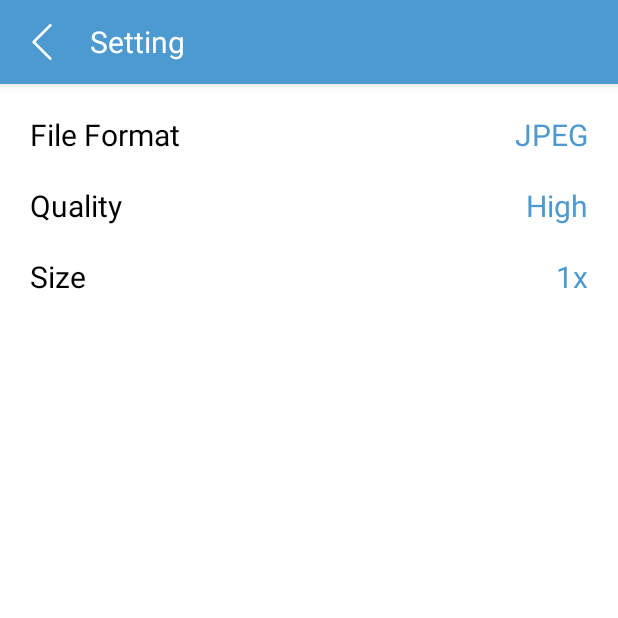
After one commit to trantuan2703/demoImageConverter, an Android app: the SettingActivity screen opened directly, with no data from a screen before it, on a phone screen of 412 x 824 dp, the top half of it. The commit adds this screen. Run offline under Robolectric (Android 15) with nearby library versions, the phone set to English and light mode, and no system bars.

Commit message:
Second Commit(Setting Activity)

```diff
--- a/app/src/main/java/com/example/demoimagesconveter/common/BaseActivity.java
+++ b/app/src/main/java/com/example/demoimagesconveter/common/BaseActivity.java
@@ -5,6 +5,7 @@ import android.widget.Toast;
 import androidx.appcompat.app.AppCompatActivity;
 
 public class BaseActivity extends AppCompatActivity {
+
     public void showtoast(String s){
         Toast.makeText(this, ""+s, Toast.LENGTH_SHORT).show();
     }
--- a/app/src/main/java/com/example/demoimagesconveter/view/AutomaticallyFragment.java
+++ b/app/src/main/java/com/example/demoimagesconveter/view/Capture/AutomaticallyFragment.java
@@ -1,4 +1,4 @@
-package com.example.demoimagesconveter.view;
+package com.example.demoimagesconveter.view.Capture;
 
 import android.os.Bundle;
 
--- a/app/src/main/java/com/example/demoimagesconveter/view/ChooseVideoActivity.java
+++ b/app/src/main/java/com/example/demoimagesconveter/view/Capture/ChooseVideoActivity.java
@@ -1,4 +1,4 @@
-package com.example.demoimagesconveter.view;
+package com.example.demoimagesconveter.view.Capture;
 
 import android.content.Intent;
 import android.media.MediaMetadataRetriever;
--- a/app/src/main/java/com/example/demoimagesconveter/view/OpenVideoFolders.java
+++ b/app/src/main/java/com/example/demoimagesconveter/view/Capture/OpenVideoFolders.java
@@ -1,4 +1,4 @@
-package com.example.demoimagesconveter.view;
+package com.example.demoimagesconveter.view.Capture;
 
 import android.content.Intent;
 import android.database.Cursor;
@@ -14,6 +14,7 @@ import com.example.demoimagesconveter.R;
 import com.example.demoimagesconveter.adapter.FolderAdapter;
 import com.example.demoimagesconveter.common.BaseActivity;
 import com.example.demoimagesconveter.model.modelFolder;
+import com.example.demoimagesconveter.view.MainActivity;
 
 import java.util.ArrayList;
 
@@ -33,7 +34,7 @@ public class OpenVideoFolders extends BaseActivity implements FolderAdapter.onFo
 
     private void registerevent() {
         imvBack.setOnClickListener(view -> {
-            Intent intent = new Intent(OpenVideoFolders.this,MainActivity.class);
+            Intent intent = new Intent(OpenVideoFolders.this, MainActivity.class);
             startActivity(intent);
         });
     }
--- a/app/src/main/java/com/example/demoimagesconveter/view/QuickCaptureFragment.java
+++ b/app/src/main/java/com/example/demoimagesconveter/view/Capture/QuickCaptureFragment.java
@@ -1,4 +1,4 @@
-package com.example.demoimagesconveter.view;
+package com.example.demoimagesconveter.view.Capture;
 
 import android.os.Bundle;
 
--- /dev/null
+++ b/app/src/main/java/com/example/demoimagesconveter/view/Setting/SettingActivity.java
@@ -0,0 +1,187 @@
+package com.example.demoimagesconveter.view.Setting;
+
+import android.annotation.SuppressLint;
+import android.app.Dialog;
+import android.content.Intent;
+import android.content.SharedPreferences;
+import android.os.Bundle;
+import android.util.Log;
+import android.widget.ImageView;
+import android.widget.RadioButton;
+import android.widget.RadioGroup;
+import android.widget.TextView;
+
+import com.example.demoimagesconveter.R;
+import com.example.demoimagesconveter.common.BaseActivity;
+import com.example.demoimagesconveter.view.MainActivity;
+
+import java.util.ArrayList;
+
+public class SettingActivity extends BaseActivity {
+    public static final String KEY_SHARED_PREFERENCE="KEY_SHARED_PREFERENCE";
+    public static final String KEY_SHARED_PREFERENCE_TYPE_FORMAT="TYPE_FORMAT";
+    public static final String KEY_SHARED_PREFERENCE_QUALITY="QUALITY";
+    public static final String KEY_SHARED_PREFERENCE_SIZE="SIZE";
+
+    ImageView imvBack;
+    TextView tvFileFormat,tvQuality,tvSize;
+    SharedPreferences preferences;
+    String yourTypeFormat, yourQuality, yourSize;
+    ArrayList<RadioButton> buttons = new ArrayList<>();
+
+    @Override
+    protected void onCreate(Bundle savedInstanceState) {
+        super.onCreate(savedInstanceState);
+        setContentView(R.layout.activity_setting);
+        init();
+        registerEvent();
+    }
+
+    @SuppressLint("NonConstantResourceId")
+    private void openFileFormatSetting() {
+        Dialog dialog = new Dialog(this);
+        dialog.setContentView(R.layout.dialog_file_format);
+        dialog.show();
+        RadioGroup rgChange = dialog.findViewById(R.id.rg_setting_change);
+        RadioButton rbJpeg= dialog.findViewById(R.id.rb_jpeg);
+        RadioButton rbPng = dialog.findViewById(R.id.rb_png);
+        ImageView imvCheck = dialog.findViewById(R.id.imv_dialog_file_format_check);
+        ImageView imvClose = dialog.findViewById(R.id.imv_dialog_file_format_close);
+
+        buttons.add(rbJpeg);buttons.add(rbPng);
+        fetchDialogView(new String[]{"JPEG","PNG"},buttons,yourTypeFormat);
+        imvClose.setOnClickListener(view -> dialog.dismiss());
+        rgChange.setOnCheckedChangeListener((radioGroup, i) -> {
+            switch (i){
+                case R.id.rb_jpeg:
+                    yourTypeFormat="JPEG";
+                    break;
+                case R.id.rb_png:
+                    yourTypeFormat="PNG";
+                    break;
+            }
+        });
+        imvCheck.setOnClickListener(view -> SaveYourData(KEY_SHARED_PREFERENCE_TYPE_FORMAT,yourTypeFormat,tvFileFormat,dialog));
+    }
+
+    private void fetchDialogView(String[] buttonTexts, ArrayList<RadioButton> buttons,String s) {
+        for (int i = 0; i < buttonTexts.length; i++) {
+            if (s.equals(buttonTexts[i])){
+                buttons.get(i).setChecked(true);
+                break;
+            }
+        }
+        buttons.clear();
+    }
+
+    private void registerEvent() {
+        imvBack.setOnClickListener(view -> {
+            Intent intent = new Intent(SettingActivity.this, MainActivity.class);
+            startActivity(intent);
+        });
+        tvFileFormat.setOnClickListener(view -> openFileFormatSetting());
+        tvQuality.setOnClickListener(view -> openQualityDialog());
+        tvSize.setOnClickListener(view -> openSizeDialog());
+    }
+
+    @SuppressLint("NonConstantResourceId")
+    private void openSizeDialog() {
+        Dialog dialog = new Dialog(this);
+        dialog.setContentView(R.layout.dialog_size);
+        dialog.show();
+        RadioGroup rgChange = dialog.findViewById(R.id.rg_size_change);
+        RadioButton rb05x = dialog.findViewById(R.id.rb_05x);
+        RadioButton rb1x = dialog.findViewById(R.id.rb_1x);
+        RadioButton rb15x = dialog.findViewById(R.id.rb_15x);
+        RadioButton rb2x = dialog.findViewById(R.id.rb_2x);
+        RadioButton rb3x = dialog.findViewById(R.id.rb_3x);
+        ImageView imvClose = dialog.findViewById(R.id.imv_dialog_size_close);
+        ImageView imvCheck = dialog.findViewById(R.id.imv_dialog_size_check);
+        buttons.add(rb05x);buttons.add(rb1x);buttons.add(rb15x);buttons.add(rb2x);buttons.add(rb3x);
+        fetchDialogView(new String[]{"0.5x","1x","1.5x","2x","3x"},buttons,yourSize);
+        imvClose.setOnClickListener(view -> dialog.dismiss());
+        rgChange.setOnCheckedChangeListener((radioGroup, i) -> {
+            switch (i){
+                case R.id.rb_05x:
+                    yourSize="0.5x";
+                    break;
+                case R.id.rb_1x:
+                    yourSize="1x";
+                    break;
+                case R.id.rb_15x:
+                    yourSize="1.5x";
+                    break;
+                case R.id.rb_2x:
+                    yourSize="2x";
+                    break;
+                case R.id.rb_3x:
+                    yourSize="3x";
+                    break;
+            }
+        });
+        imvCheck.setOnClickListener(view -> SaveYourData(KEY_SHARED_PREFERENCE_SIZE,yourSize,tvSize,dialog));
+    }
+
+    @SuppressLint("NonConstantResourceId")
+    private void openQualityDialog() {
+        Dialog dialog = new Dialog(this);
+        dialog.setContentView(R.layout.dialog_quality);
+        dialog.show();
+        RadioGroup rgChange = dialog.findViewById(R.id.rg_quality_change);
+        RadioButton rbBest = dialog.findViewById(R.id.rb_best);
+        RadioButton rbVeryHigh = dialog.findViewById(R.id.rb_very_high);
+        RadioButton rbHigh = dialog.findViewById(R.id.rb_high);
+        RadioButton rbMedium = dialog.findViewById(R.id.rb_medium);
+        RadioButton rbLow = dialog.findViewById(R.id.rb_low);
+        ImageView imvCheck = dialog.findViewById(R.id.imv_dialog_quality_check);
+        ImageView imvClose = dialog.findViewById(R.id.imv_dialog_quality_close);
+        buttons.add(rbBest);buttons.add(rbVeryHigh);buttons.add(rbHigh);buttons.add(rbMedium);buttons.add(rbLow);
+        fetchDialogView(new String[]{"Best","Very High","High","Medium","Low"},buttons,yourQuality);
+
+        rgChange.setOnCheckedChangeListener((radioGroup, i) -> {
+            switch (i){
+                case R.id.rb_best:
+                    yourQuality="Best";
+                    break;
+                case R.id.rb_very_high:
+                    yourQuality="Very High";
+                    break;
+                case R.id.rb_high:
+                    yourQuality="High";
+                    break;
+                case R.id.rb_medium:
+                    yourQuality="Medium";
+                    break;
+                case R.id.rb_low:
+                    yourQuality="Low";
+                    break;
+            }
+        });
+        imvClose.setOnClickListener(view -> dialog.dismiss());
+        imvCheck.setOnClickListener(view -> SaveYourData(KEY_SHARED_PREFERENCE_QUALITY,yourQuality, tvQuality,dialog));
+    }
+
+    private void init() {
+        imvBack=findViewById(R.id.imv_setting_back);
+        tvFileFormat=findViewById(R.id.tv_setting_file_format);
+        tvQuality = findViewById(R.id.tv_setting_quality);
+        tvSize = findViewById(R.id.tv_setting_size);
+        preferences = getApplicationContext().getSharedPreferences(KEY_SHARED_PREFERENCE, MODE_PRIVATE);
+        yourTypeFormat=preferences.getString(KEY_SHARED_PREFERENCE_TYPE_FORMAT,"JPEG");
+        yourQuality =preferences.getString(KEY_SHARED_PREFERENCE_QUALITY,"High");
+        yourSize = preferences.getString(KEY_SHARED_PREFERENCE_SIZE,"1x");
+        Log.d("TEST_SP","type: "+yourTypeFormat+"-quality: "+ yourQuality+"-size: ");
+        tvFileFormat.setText(yourTypeFormat);
+        tvQuality.setText(yourQuality);
+        tvSize.setText(yourSize);
+    }
+
+    private void SaveYourData(String key, String value, TextView textView,Dialog dialog){
+        SharedPreferences.Editor editor = preferences.edit();
+        editor.putString(key,value);
+        editor.apply();
+        dialog.dismiss();
+        textView.setText(value);
+        showtoast("Changing successfully!");
+    }
+}
--- a/app/src/main/res/layout/activity_main.xml
+++ b/app/src/main/res/layout/activity_main.xml
@@ -118,6 +118,7 @@
             </LinearLayout>
         </androidx.cardview.widget.CardView>
         <androidx.cardview.widget.CardView
+            android:id="@+id/cv_setting"
             android:layout_width="0dp"
             android:layout_height="wrap_content"
             android:layout_weight="1"
--- /dev/null
+++ b/app/src/main/res/layout/activity_setting.xml
@@ -0,0 +1,100 @@
+<LinearLayout
+    android:layout_height="match_parent"
+    android:layout_width="match_parent"
+    xmlns:android="http://schemas.android.com/apk/res/android"
+    android:orientation="vertical">
+    <com.google.android.material.appbar.AppBarLayout
+        android:layout_width="match_parent"
+        android:layout_height="wrap_content">
+        <androidx.appcompat.widget.Toolbar
+            android:layout_width="match_parent"
+            android:layout_height="?attr/actionBarSize">
+            <RelativeLayout
+                android:layout_width="match_parent"
+                android:layout_height="match_parent">
+                <ImageView
+                    android:id="@+id/imv_setting_back"
+                    android:layout_width="24dp"
+                    android:layout_height="24dp"
+                    android:src="@drawable/ic_back"
+                    android:layout_centerVertical="true">
+                </ImageView>
+                <TextView
+                    android:layout_toEndOf="@id/imv_setting_back"
+                    android:layout_width="wrap_content"
+                    android:layout_height="wrap_content"
+                    android:textColor="@color/white"
+                    android:text="@string/setting"
+                    android:layout_centerVertical="true"
+                    android:layout_marginStart="20dp"
+                    android:textSize="20sp">
+                </TextView>
+            </RelativeLayout>
+        </androidx.appcompat.widget.Toolbar>
+    </com.google.android.material.appbar.AppBarLayout>
+    <RelativeLayout
+        android:layout_margin="20dp"
+        android:layout_width="match_parent"
+        android:layout_height="match_parent">
+        <TextView
+            android:id="@+id/tv_setting_first"
+            android:layout_width="wrap_content"
+            android:layout_height="wrap_content"
+            android:text="@string/file_format"
+            android:textColor="@color/black"
+            android:textSize="20sp">
+        </TextView>
+        <TextView
+            android:layout_alignParentEnd="true"
+            android:id="@+id/tv_setting_file_format"
+            android:layout_width="wrap_content"
+            android:layout_height="wrap_content"
+            android:text="@string/JPG"
+            android:textColor="@color/blue_1"
+            android:textSize="20sp">
+        </TextView>
+        <TextView
+            android:layout_marginTop="20dp"
+            android:layout_below="@id/tv_setting_first"
+            android:id="@+id/tv_setting_second"
+            android:layout_width="wrap_content"
+            android:layout_height="wrap_content"
+            android:text="@string/Quality"
+            android:textColor="@color/black"
+            android:textSize="20sp">
+        </TextView>
+        <TextView
+            android:id="@+id/tv_setting_quality"
+            android:layout_marginTop="20dp"
+            android:layout_below="@id/tv_setting_file_format"
+            android:layout_alignParentEnd="true"
+            android:layout_width="wrap_content"
+            android:layout_height="wrap_content"
+            android:text="@string/high"
+            android:textColor="@color/blue_1"
+            android:textSize="20sp">
+        </TextView>
+        <TextView
+            android:layout_marginTop="20dp"
+            android:layout_below="@id/tv_setting_second"
+            android:id="@+id/tv_setting_third"
+            android:layout_width="wrap_content"
+            android:layout_height="wrap_content"
+            android:text="@string/Size"
+            android:textColor="@color/black"
+            android:textSize="20sp">
+        </TextView>
+        <TextView
+            android:id="@+id/tv_setting_size"
+            android:layout_marginTop="20dp"
+            android:layout_below="@id/tv_setting_quality"
+            android:layout_alignParentEnd="true"
+            android:layout_width="wrap_content"
+            android:layout_height="wrap_content"
+            android:text="@string/_1x"
+            android:textColor="@color/blue_1"
+            android:textSize="20sp">
+        </TextView>
+
+    </RelativeLayout>
+</LinearLayout>
--- a/app/src/main/res/layout/fragment_automatically.xml
+++ b/app/src/main/res/layout/fragment_automatically.xml
@@ -3,7 +3,7 @@
     xmlns:tools="http://schemas.android.com/tools"
     android:layout_width="match_parent"
     android:layout_height="match_parent"
-    tools:context=".view.AutomaticallyFragment">
+    tools:context=".view.Capture.AutomaticallyFragment">
     <TextView
         android:layout_width="match_parent"
         android:layout_height="match_parent"
--- a/app/src/main/res/layout/fragment_quick_capture.xml
+++ b/app/src/main/res/layout/fragment_quick_capture.xml
@@ -3,7 +3,7 @@
     xmlns:tools="http://schemas.android.com/tools"
     android:layout_width="match_parent"
     android:layout_height="match_parent"
-    tools:context=".view.QuickCaptureFragment">
+    tools:context=".view.Capture.QuickCaptureFragment">
 
     <TextView
         android:layout_width="match_parent"
--- a/app/src/main/res/values/strings.xml
+++ b/app/src/main/res/values/strings.xml
@@ -12,10 +12,7 @@
     <string name="ic_folder">ic_folder</string>
     <string name="choose_video_folder">Choose Video Folder</string>
     <string name="title_activity_choose_video">ChooseVideoActivity</string>
-    <!--
-    This string is used for square devices and overridden by hello_world in
-    values-round/strings.xml for round devices.
-    -->
+
     <string name="hello_world">Hello Square World!</string>
     <string name="choose_video">Choose Video</string>
     <string name="demo_duration">00:05</string>
@@ -23,4 +20,20 @@
     <string name="capture_images_from_video">Capture Images From Video</string>
     <string name="slide_show">Making slideshow</string>
     <string name="setting">Setting</string>
+    <string name="file_format">File Format</string>
+    <string name="JPG">JPEG</string>
+    <string name="high">High</string>
+    <string name="Quality">Quality</string>
+    <string name="Size">Size</string>
+    <string name="_1x">1x</string>
+    <string name="PNG">PNG</string>
+    <string name="save">save</string>
+    <string name="Best">Best</string>
+    <string name="very_high">Very High</string>
+    <string name="medium">Medium</string>
+    <string name="low">Low</string>
+    <string name="_0_5x">0.5x</string>
+    <string name="_1_5x">1.5x</string>
+    <string name="_2x">2x</string>
+    <string name="_3x">3x</string>
 </resources>
```
Also changed, not shown: app/src/main/AndroidManifest.xml (+4 -3 lines), app/src/main/java/com/example/demoimagesconveter/view/Capture/CaptureImageFromVideo.java (renamed from app/src/main/java/com/example/demoimagesconveter/view/CaptureImageFromVideo.java, +23 -2 lines), app/src/main/java/com/example/demoimagesconveter/view/MainActivity.java (+9 -1 lines), app/src/main/res/drawable/ic_check.xml (added, +12 -0 lines), app/src/main/res/drawable/ic_close.xml (added, +12 -0 lines), app/src/main/res/layout/activity_capture_image_from_video.xml (+22 -9 lines).
